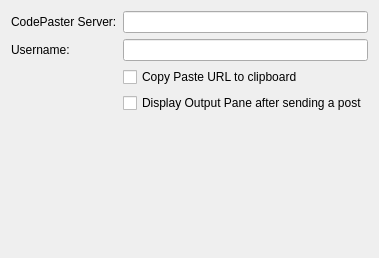
The window that src/plugins/cpaster/settingspage.ui (qt-creator/qt-creator) describes before a commit, drawn with Qt 5.
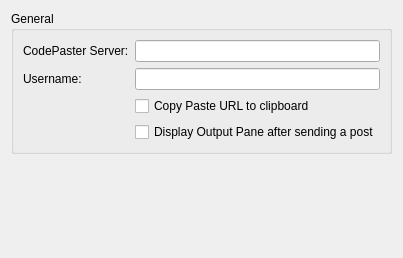
The same window after the commit.

Commit message: Polishing Settings Ui: Putting CPaster settings into a GroupBox

```diff
--- a/src/plugins/cpaster/settingspage.ui
+++ b/src/plugins/cpaster/settingspage.ui
@@ -10,70 +10,59 @@
     <height>258</height>
    </rect>
   </property>
-  <layout class="QFormLayout" name="formLayout">
-   <item row="0" column="0">
-    <widget class="QLabel" name="label">
-     <property name="text">
+  <layout class="QVBoxLayout" name="verticalLayout" >
+   <item>
+    <widget class="QGroupBox" name="groupBox" >
+     <property name="sizePolicy" >
+      <sizepolicy vsizetype="Maximum" hsizetype="Preferred" >
+       <horstretch>0</horstretch>
+       <verstretch>0</verstretch>
+      </sizepolicy>
+     </property>
+     <property name="title" >
+      <string>General</string>
+     </property>
+     <layout class="QFormLayout" name="formLayout" >
+      <item row="0" column="0" >
+       <widget class="QLabel" name="label" >
+        <property name="text" >
       <string>CodePaster Server:</string>
      </property>
     </widget>
    </item>
-   <item row="0" column="1">
-    <widget class="QLineEdit" name="serverEdit"/>
-   </item>
-   <item row="1" column="0">
-    <widget class="QLabel" name="label_2">
-     <property name="text">
+      <item row="0" column="1" >
+       <widget class="QLineEdit" name="serverEdit" />
+      </item>
+      <item row="1" column="0" >
+       <widget class="QLabel" name="label_2" >
+        <property name="text" >
       <string>Username:</string>
      </property>
     </widget>
    </item>
-   <item row="1" column="1">
-    <widget class="QLineEdit" name="userEdit"/>
-   </item>
-   <item row="2" column="0">
-    <spacer name="horizontalSpacer">
-     <property name="orientation">
-      <enum>Qt::Horizontal</enum>
-     </property>
-     <property name="sizeHint" stdset="0">
-      <size>
-       <width>40</width>
-       <height>20</height>
-      </size>
-     </property>
-    </spacer>
-   </item>
-   <item row="2" column="1">
-    <widget class="QCheckBox" name="clipboardBox">
-     <property name="text">
+      <item row="1" column="1" >
+       <widget class="QLineEdit" name="userEdit" />
+      </item>
+      <item row="2" column="1" >
+       <widget class="QCheckBox" name="clipboardBox" >
+        <property name="text" >
       <string>Copy Paste URL to clipboard</string>
      </property>
     </widget>
    </item>
-   <item row="3" column="0">
-    <spacer name="horizontalSpacer_2">
-     <property name="orientation">
-      <enum>Qt::Horizontal</enum>
-     </property>
-     <property name="sizeHint" stdset="0">
-      <size>
-       <width>40</width>
-       <height>20</height>
-      </size>
-     </property>
-    </spacer>
-   </item>
-   <item row="3" column="1">
-    <widget class="QCheckBox" name="displayBox">
-     <property name="text">
+      <item row="3" column="1" >
+       <widget class="QCheckBox" name="displayBox" >
+        <property name="text" >
       <string>Display Output Pane after sending a post</string>
      </property>
     </widget>
    </item>
-   <item row="4" column="0" colspan="2">
-    <spacer name="verticalSpacer">
-     <property name="orientation">
+     </layout>
+    </widget>
+   </item>
+   <item>
+    <spacer name="verticalSpacer" >
+     <property name="orientation" >
       <enum>Qt::Vertical</enum>
      </property>
      <property name="sizeHint" stdset="0">
```
Left out of the diff: 8 changed lines with no effect on the pictures. Lines whose indentation alone changed are shown as unchanged.
